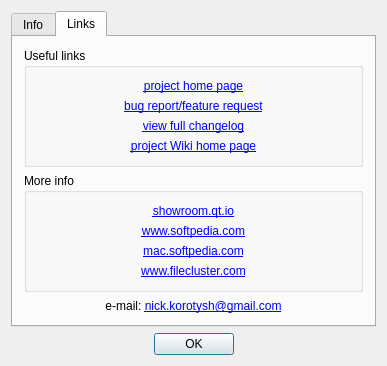
Old version of the form digital_clock/gui/about_dialog.ui in the repository Kolcha/DigitalClock4.
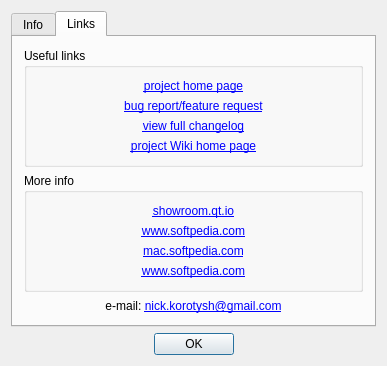
New version of the form. The open tabs and pages were chosen to show the change. Icons and pictures are not drawn. Custom widgets are drawn as their Qt base class.

Commit message: updated external links

What changed in the file:
```diff
--- a/digital_clock/gui/about_dialog.ui
+++ b/digital_clock/gui/about_dialog.ui
@@ -275,7 +275,7 @@
           <item>
            <widget class="QLabel" name="lnk_lbl_3">
             <property name="text">
-             <string notr="true">&lt;a href=&quot;https://www.filecluster.com/Digital-Clock.html&quot;&gt;www.filecluster.com&lt;/a&gt;</string>
+             <string notr="true">&lt;a href=&quot;https://www.softpedia.com/get/PORTABLE-SOFTWARE/Other-Portable-Applications/Digital-Clock-Portable.shtml&quot;&gt;www.softpedia.com&lt;/a&gt;</string>
             </property>
             <property name="alignment">
              <set>Qt::AlignCenter</set>
```
Left out of the diff: 2 changed lines with no effect on the pictures.
